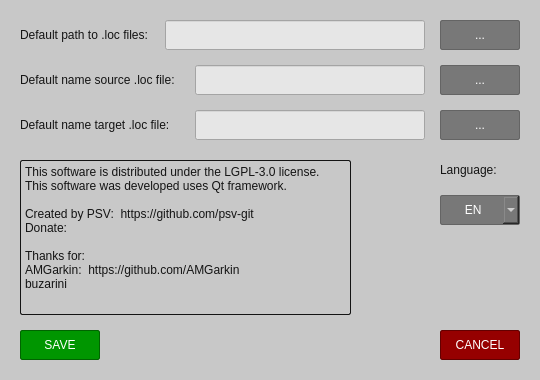
The window that src/Forms/SettingsWindow.ui (psv-git/BDOLang) describes before a commit, drawn with Qt 5.
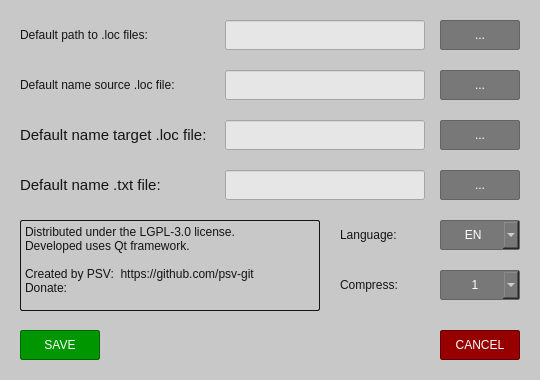
The same window after the commit. Custom widgets are drawn as their Qt base class.

Diff of the .ui file:
```diff
--- a/src/Forms/SettingsWindow.ui
+++ b/src/Forms/SettingsWindow.ui
@@ -42,7 +42,7 @@
     <rect>
      <x>20</x>
      <y>25</y>
-     <width>145</width>
+     <width>190</width>
      <height>20</height>
     </rect>
    </property>
@@ -59,13 +59,16 @@
    <property name="text">
     <string>Default path to .loc files:</string>
    </property>
+   <property name="textFormat">
+    <enum>Qt::PlainText</enum>
+   </property>
   </widget>
   <widget class="QLineEdit" name="dataPathEdit">
    <property name="geometry">
     <rect>
-     <x>165</x>
+     <x>225</x>
      <y>20</y>
-     <width>260</width>
+     <width>200</width>
      <height>30</height>
     </rect>
    </property>
@@ -125,8 +128,8 @@
   <widget class="QLabel" name="languageLabel">
    <property name="geometry">
     <rect>
-     <x>440</x>
-     <y>160</y>
+     <x>340</x>
+     <y>225</y>
      <width>80</width>
      <height>20</height>
     </rect>
@@ -146,7 +149,7 @@
    <property name="geometry">
     <rect>
      <x>440</x>
-     <y>195</y>
+     <y>220</y>
      <width>80</width>
      <height>30</height>
     </rect>
@@ -179,6 +182,9 @@
    <property name="maxCount">
     <number>100</number>
    </property>
+   <property name="frame">
+    <bool>true</bool>
+   </property>
    <item>
     <property name="text">
      <string>      EN</string>
@@ -194,9 +200,9 @@
    <property name="geometry">
     <rect>
      <x>20</x>
-     <y>160</y>
-     <width>331</width>
-     <height>155</height>
+     <y>220</y>
+     <width>300</width>
+     <height>91</height>
     </rect>
    </property>
    <property name="styleSheet">
@@ -205,8 +211,10 @@
 	color: rgb(20, 20, 20);
 	border: 1px solid  rgb(20, 20, 20);
 	border-radius: 2px;
-}
-</string>
+}</string>
+   </property>
+   <property name="frameShadow">
+    <enum>QFrame::Plain</enum>
    </property>
    <property name="verticalScrollBarPolicy">
     <enum>Qt::ScrollBarAlwaysOff</enum>
@@ -218,8 +226,8 @@
     <bool>true</bool>
    </property>
    <property name="plainText">
-    <string>This software is distributed under the LGPL-3.0 license.
-This software was developed uses Qt framework.
+    <string>Distributed under the LGPL-3.0 license.
+Developed uses Qt framework.
 
 Created by PSV:  https://github.com/psv-git
 Donate: 
@@ -300,8 +308,8 @@
    <property name="geometry">
     <rect>
      <x>20</x>
-     <y>70</y>
-     <width>170</width>
+     <y>75</y>
+     <width>190</width>
      <height>20</height>
     </rect>
    </property>
@@ -318,13 +326,16 @@
    <property name="text">
     <string>Default name source .loc file:</string>
    </property>
+   <property name="textFormat">
+    <enum>Qt::PlainText</enum>
+   </property>
   </widget>
   <widget class="QLineEdit" name="fileNameEdit1">
    <property name="geometry">
     <rect>
-     <x>195</x>
-     <y>65</y>
-     <width>230</width>
+     <x>225</x>
+     <y>70</y>
+     <width>200</width>
      <height>30</height>
     </rect>
    </property>
@@ -353,7 +364,7 @@
    <property name="geometry">
     <rect>
      <x>440</x>
-     <y>65</y>
+     <y>70</y>
      <width>80</width>
      <height>30</height>
     </rect>
@@ -385,7 +396,7 @@
    <property name="geometry">
     <rect>
      <x>440</x>
-     <y>110</y>
+     <y>120</y>
      <width>80</width>
      <height>30</height>
     </rect>
@@ -417,11 +428,20 @@
    <property name="geometry">
     <rect>
      <x>20</x>
-     <y>115</y>
-     <width>170</width>
+     <y>125</y>
+     <width>190</width>
      <height>20</height>
     </rect>
    </property>
+   <property name="font">
+    <font>
+     <family>Liberation Sans</family>
+     <pointsize>11</pointsize>
+     <weight>9</weight>
+     <italic>false</italic>
+     <bold>false</bold>
+    </font>
+   </property>
    <property name="contextMenuPolicy">
     <enum>Qt::NoContextMenu</enum>
    </property>
@@ -435,13 +455,16 @@
    <property name="text">
     <string>Default name target .loc file:</string>
    </property>
+   <property name="textFormat">
+    <enum>Qt::PlainText</enum>
+   </property>
   </widget>
   <widget class="QLineEdit" name="fileNameEdit2">
    <property name="geometry">
     <rect>
-     <x>195</x>
-     <y>110</y>
-     <width>230</width>
+     <x>225</x>
+     <y>120</y>
+     <width>200</width>
      <height>30</height>
     </rect>
    </property>
@@ -466,6 +489,209 @@
     <bool>true</bool>
    </property>
   </widget>
+  <widget class="QLabel" name="languageLabel_2">
+   <property name="geometry">
+    <rect>
+     <x>340</x>
+     <y>275</y>
+     <width>80</width>
+     <height>20</height>
+    </rect>
+   </property>
+   <property name="styleSheet">
+    <string notr="true">QLabel {
+	font: 75 11pt &quot;Liberation Sans&quot;;
+	color: rgb(20, 20, 20);
+}
+</string>
+   </property>
+   <property name="text">
+    <string>Compress:</string>
+   </property>
+  </widget>
+  <widget class="LanguageComboBox" name="languageBox_2">
+   <property name="geometry">
+    <rect>
+     <x>440</x>
+     <y>270</y>
+     <width>80</width>
+     <height>30</height>
+    </rect>
+   </property>
+   <property name="contextMenuPolicy">
+    <enum>Qt::NoContextMenu</enum>
+   </property>
+   <property name="autoFillBackground">
+    <bool>false</bool>
+   </property>
+   <property name="styleSheet">
+    <string notr="true">QComboBox {
+	font: 75 12pt &quot;Liberation Sans&quot;;
+	color: rgb(255, 255, 255);
+
+	background-color: rgb(120, 120, 120);
+
+	border: 1px solid  rgb(100, 100, 100);
+	border-radius: 2px;
+}
+
+QComboBox::hover {
+	background-color: rgb(150, 150, 150);
+}
+</string>
+   </property>
+   <property name="currentText">
+    <string>        1</string>
+   </property>
+   <property name="maxCount">
+    <number>100</number>
+   </property>
+   <property name="frame">
+    <bool>true</bool>
+   </property>
+   <item>
+    <property name="text">
+     <string>        1</string>
+    </property>
+   </item>
+   <item>
+    <property name="text">
+     <string>        2</string>
+    </property>
+   </item>
+   <item>
+    <property name="text">
+     <string>        3</string>
+    </property>
+   </item>
+   <item>
+    <property name="text">
+     <string>        4</string>
+    </property>
+   </item>
+   <item>
+    <property name="text">
+     <string>        5</string>
+    </property>
+   </item>
+   <item>
+    <property name="text">
+     <string>        6</string>
+    </property>
+   </item>
+   <item>
+    <property name="text">
+     <string>        7</string>
+    </property>
+   </item>
+   <item>
+    <property name="text">
+     <string>        8</string>
+    </property>
+   </item>
+   <item>
+    <property name="text">
+     <string>        9</string>
+    </property>
+   </item>
+  </widget>
+  <widget class="QLabel" name="filePathLabel2_2">
+   <property name="geometry">
+    <rect>
+     <x>20</x>
+     <y>175</y>
+     <width>190</width>
+     <height>20</height>
+    </rect>
+   </property>
+   <property name="font">
+    <font>
+     <family>Liberation Sans</family>
+     <pointsize>11</pointsize>
+     <weight>9</weight>
+     <italic>false</italic>
+     <bold>false</bold>
+    </font>
+   </property>
+   <property name="contextMenuPolicy">
+    <enum>Qt::NoContextMenu</enum>
+   </property>
+   <property name="styleSheet">
+    <string notr="true">QLabel {
+	font: 75 11pt &quot;Liberation Sans&quot;;
+	color: rgb(20, 20, 20);
+}
+</string>
+   </property>
+   <property name="text">
+    <string>Default name .txt file:</string>
+   </property>
+   <property name="textFormat">
+    <enum>Qt::PlainText</enum>
+   </property>
+  </widget>
+  <widget class="QLineEdit" name="fileNameEdit2_2">
+   <property name="geometry">
+    <rect>
+     <x>225</x>
+     <y>170</y>
+     <width>200</width>
+     <height>30</height>
+    </rect>
+   </property>
+   <property name="font">
+    <font>
+     <family>Liberation Mono</family>
+     <pointsize>10</pointsize>
+     <weight>50</weight>
+     <italic>false</italic>
+     <bold>false</bold>
+    </font>
+   </property>
+   <property name="styleSheet">
+    <string notr="true">QLineEdit {
+	font: 10pt &quot;Liberation Mono&quot;;
+	color: rgb(20, 20, 20);
+	background-color: rgb(230, 230, 230);
+}
+</string>
+   </property>
+   <property name="readOnly">
+    <bool>true</bool>
+   </property>
+  </widget>
+  <widget class="QPushButton" name="chooseButton3_2">
+   <property name="geometry">
+    <rect>
+     <x>440</x>
+     <y>170</y>
+     <width>80</width>
+     <height>30</height>
+    </rect>
+   </property>
+   <property name="contextMenuPolicy">
+    <enum>Qt::NoContextMenu</enum>
+   </property>
+   <property name="styleSheet">
+    <string notr="true">QPushButton {
+	font: 75 12pt &quot;Liberation Sans&quot;;
+	color: rgb(255, 255, 255);
+
+	background-color: rgb(120, 120, 120);
+
+	border: 1px solid  rgb(100, 100, 100);
+	border-radius: 2px;
+}
+
+QPushButton::hover {
+	background-color: rgb(150, 150, 150);
+}
+</string>
+   </property>
+   <property name="text">
+    <string>...</string>
+   </property>
+  </widget>
  </widget>
  <customwidgets>
   <customwidget>
```
Left out of the diff: 28 changed lines with no effect on the pictures.
